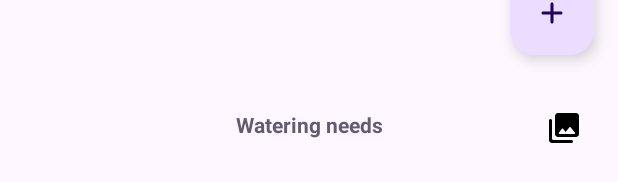
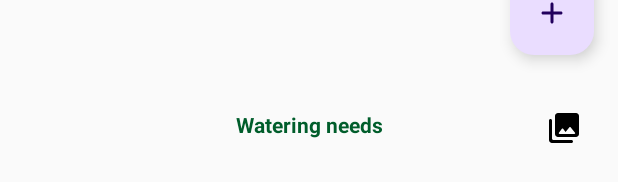
Before and after one commit to hamidrezafarahani/NarcissusFlower, an Android app: the layout fragment_plant_detail.xml on its own in the app's theme, with its tools: preview values and no code run, on a phone screen of 412 x 824 dp. Shown: the part 404-586 px from the top of the screen. Run offline under Robolectric (Android 15) with nearby library versions, the phone set to English and light mode, and no system bars.

Commit message:
define new styles and change theme

```diff
--- a/app/src/main/res/layout/fragment_gallery.xml
+++ b/app/src/main/res/layout/fragment_gallery.xml
@@ -14,6 +14,7 @@
 
         <com.google.android.material.appbar.AppBarLayout
             android:id="@+id/appbar"
+            style="@style/Theme.NarcissusFlower.AppBarOverlay"
             android:layout_width="match_parent"
             android:layout_height="wrap_content"
             android:fitsSystemWindows="true">
--- a/app/src/main/res/layout/fragment_home.xml
+++ b/app/src/main/res/layout/fragment_home.xml
@@ -15,6 +15,7 @@
 
         <com.google.android.material.appbar.AppBarLayout
             android:id="@+id/appbar"
+            style="@style/Theme.NarcissusFlower.AppBarOverlay"
             android:layout_width="match_parent"
             android:layout_height="wrap_content"
             android:fitsSystemWindows="true">
--- a/app/src/main/res/layout/fragment_plant_detail.xml
+++ b/app/src/main/res/layout/fragment_plant_detail.xml
@@ -41,7 +41,7 @@
                 android:layout_height="match_parent"
                 android:fitsSystemWindows="true"
                 app:collapsedTitleGravity="center"
-                app:collapsedTitleTextAppearance="@style/TextAppearance.AppCompat.Title"
+                app:collapsedTitleTextAppearance="@style/TextAppearance.NarcissusFlower.Toolbar.Text"
                 app:contentScrim="?attr/colorPrimary"
                 app:layout_scrollFlags="scroll|enterAlways|enterAlwaysCollapsed"
                 app:layout_scrollInterpolator="@android:anim/decelerate_interpolator"
@@ -131,7 +131,7 @@
                     android:layout_marginTop="@dimen/margin_normal"
                     android:layout_marginEnd="@dimen/margin_small"
                     android:clickable="true"
-                    android:contentDescription="Navigate to gallery screen"
+                    android:contentDescription="@string/navigate_to_gallery_screen"
                     android:focusable="true"
                     android:src="@drawable/round_photo_library_24"
                     app:layout_constraintEnd_toEndOf="parent"
@@ -139,6 +139,7 @@
 
                 <TextView
                     android:id="@+id/plant_description"
+                    style="?android:attr/textAppearanceMedium"
                     renderHtml="@{plantDetailViewModel.plant.description}"
                     android:layout_width="match_parent"
                     android:layout_height="wrap_content"
--- a/app/src/main/res/values-night/themes.xml
+++ b/app/src/main/res/values-night/themes.xml
@@ -3,5 +3,27 @@
     <style name="Base.Theme.NarcissusFlower" parent="Theme.Material3.DayNight.NoActionBar">
         <!-- Customize your dark theme here. -->
         <!-- <item name="colorPrimary">@color/my_dark_primary</item> -->
+        <item name="colorPrimary">@color/green_900</item>
+        <item name="colorOnPrimary">@color/yellow_300</item>
+        <item name="colorPrimaryDark">@color/gray_50_a600</item>
+        <item name="colorOnSurface">@color/white</item>
+        <item name="colorAccent">@color/green_300</item>
+        <item name="colorSurface">@color/green_900</item>
+        <item name="colorSecondary">@color/yellow_300</item>
+        <item name="android:colorBackground">@color/green_900</item>
     </style>
+
+    <style name="Theme.NarcissusFlower" parent="Base.Theme.NarcissusFlower" />
+
+    <style name="Theme.NarcissusFlower.NoActionBar">
+        <item name="windowActionBar">false</item>
+        <item name="windowNoTitle">true</item>
+    </style>
+
+    <style name="Theme.NarcissusFlower.AppBarOverlay" parent="ThemeOverlay.MaterialComponents.Dark.ActionBar" />
+
+    <style name="TextAppearance.NarcissusFlower.Toolbar.Text" parent="TextAppearance.MaterialComponents.Headline5">
+        <item name="android:textColor">?attr/colorOnSurface</item>
+    </style>
+
 </resources>
--- a/app/src/main/res/values/strings.xml
+++ b/app/src/main/res/values/strings.xml
@@ -9,5 +9,6 @@
     <string name="menu_filter_by_grow_zone">Filter by grow zone</string>
     <string name="menu_share">Share</string>
     <string name="plant_details_watering_needs">Watering needs</string>
+    <string name="navigate_to_gallery_screen">Navigate to gallery screen</string>
 
 </resources>
--- a/app/src/main/res/values/themes.xml
+++ b/app/src/main/res/values/themes.xml
@@ -3,7 +3,27 @@
     <style name="Base.Theme.NarcissusFlower" parent="Theme.Material3.DayNight.NoActionBar">
         <!-- Customize your light theme here. -->
         <!-- <item name="colorPrimary">@color/my_light_primary</item> -->
+        <item name="colorPrimary">@color/green_500</item>
+        <item name="colorOnPrimary">@color/yellow_500</item>
+        <item name="colorPrimaryDark">@color/green_700</item>
+        <item name="colorOnSurface">@color/black</item>
+        <item name="colorAccent">@color/green_700</item>
+        <item name="colorSurface">@color/gray_50</item>
+        <item name="colorSecondary">@color/yellow_500</item>
+        <item name="android:colorBackground">@color/green_500</item>
     </style>
 
     <style name="Theme.NarcissusFlower" parent="Base.Theme.NarcissusFlower" />
+
+    <style name="Theme.NarcissusFlower.NoActionBar">
+        <item name="windowActionBar">false</item>
+        <item name="windowNoTitle">true</item>
+    </style>
+
+    <style name="Theme.NarcissusFlower.AppBarOverlay" parent="ThemeOverlay.MaterialComponents.Dark.ActionBar" />
+
+    <style name="TextAppearance.NarcissusFlower.Toolbar.Text" parent="TextAppearance.MaterialComponents.Headline5">
+        <item name="android:textColor">?attr/colorOnSurface</item>
+    </style>
+
 </resources>
```
